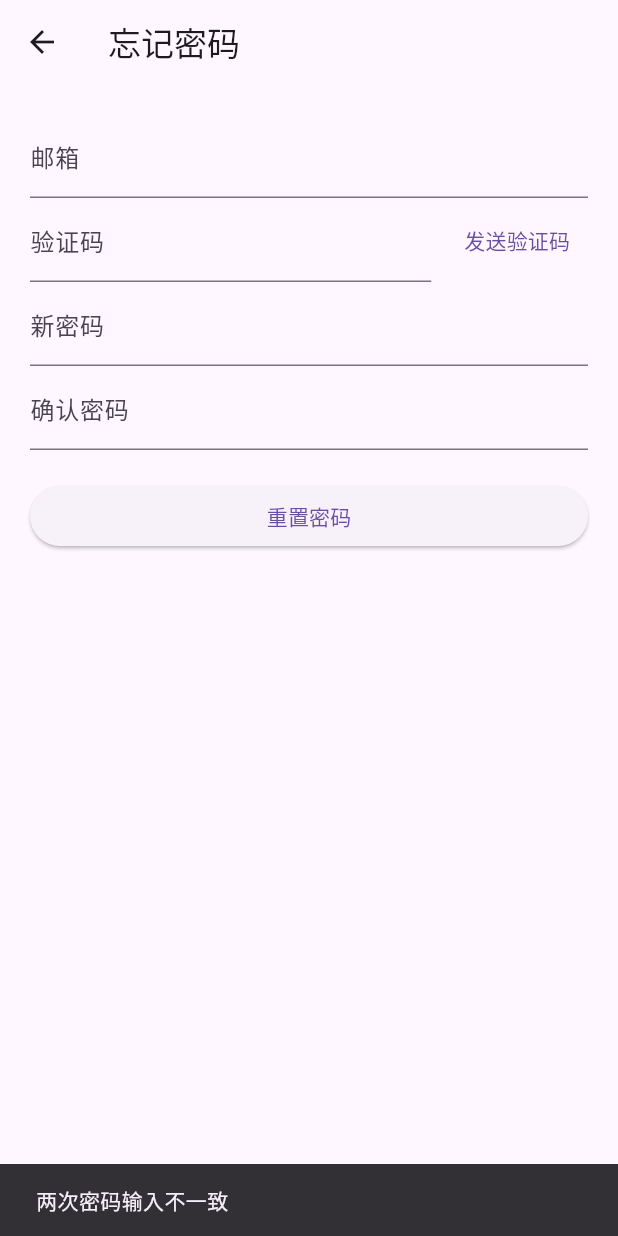
After one commit to MinHsm/s25_module_b, a Flutter app: the ForgotPasswordPage screen opened directly, after a tap on "重置密码", on a phone screen of 412 x 824 dp. The commit adds this screen. Run offline on Flutter 3.47's test engine with Material 3 defaults, Android fonts, the light colour scheme and no system bars; our stand-ins replace carousel_slider, image_picker, share_plus, shared_preferences; missing offline and left inert: mobile_scanner; accounts and stored records are empty.

Commit message:
忘记密码

```diff
--- /dev/null
+++ b/lib/pages/ForgotPasswordPage.dart
@@ -0,0 +1,149 @@
+import 'dart:async';
+import 'dart:math';
+
+import 'package:flutter/material.dart';
+import 'package:shared_preferences/shared_preferences.dart';
+import 'dart:convert';
+import '../module/data.dart'; // 你的 User 定义
+
+class ForgotPasswordPage extends StatefulWidget {
+  const ForgotPasswordPage({super.key});
+
+  @override
+  State<ForgotPasswordPage> createState() => _ForgotPasswordPageState();
+}
+
+class _ForgotPasswordPageState extends State<ForgotPasswordPage> {
+  String _email = '', _code = '', _newPwd = '', _confirmPwd = '';
+  String _generatedCode = '';
+  Timer? _timer;
+  int _countdown = 0;
+  DateTime? _codeExpireTime;
+
+  final _emailRegex = RegExp(r'^[\w-\.]+@([\w-]+\.)+[\w-]{2,4}$');
+
+  final _emailController = TextEditingController();
+  final _codeController = TextEditingController();
+  final _pwdController = TextEditingController();
+  final _confirmController = TextEditingController();
+
+  @override
+  void dispose() {
+    _timer?.cancel();
+    _emailController.dispose();
+    _codeController.dispose();
+    _pwdController.dispose();
+    _confirmController.dispose();
+    super.dispose();
+  }
+
+  String _generateCode() {
+    final random = Random();
+    return List.generate(6, (_) => random.nextInt(10)).join();
+  }
+
+  Future<void> _sendCode() async {
+    if (!_emailRegex.hasMatch(_email)) {
+      _showMessage('请输入有效的邮箱');
+      return;
+    }
+
+    final users = await UserService.loadUsers();
+    if (!users.any((u) => u['email'] == _email)) {
+      _showMessage('该邮箱未注册');
+      return;
+    }
+
+    _generatedCode = _generateCode();
+    _codeExpireTime = DateTime.now().add(Duration(minutes: 5));
+
+    _showMessage('验证码已发送（测试用：$_generatedCode）');
+    setState(() => _countdown = 60);
+
+    _timer = Timer.periodic(Duration(seconds: 1), (timer) {
+      setState(() => _countdown--);
+      if (_countdown <= 0) timer.cancel();
+    });
+  }
+
+  void _resetPassword() async {
+    if (_code != _generatedCode || DateTime.now().isAfter(_codeExpireTime ?? DateTime.now())) {
+      _showMessage('验证码错误或已过期');
+      return;
+    }
+
+    if (_newPwd.isEmpty || _newPwd != _confirmPwd) {
+      _showMessage('两次密码输入不一致');
+      return;
+    }
+
+    final prefs = await SharedPreferences.getInstance();
+    final users = await UserService.loadUsers();
+
+    final index = users.indexWhere((u) => u['email'] == _email);
+    if (index == -1) {
+      _showMessage('用户不存在');
+      return;
+    }
+
+    users[index]['password'] = _newPwd;
+    await prefs.setString(UserService.userKey, jsonEncode(users));
+
+    _showMessage('密码重置成功');
+    Navigator.pop(context); // 返回登录页
+  }
+
+  void _showMessage(String msg) {
+    ScaffoldMessenger.of(context).showSnackBar(SnackBar(content: Text(msg)));
+  }
+
+  @override
+  Widget build(BuildContext context) {
+    return Scaffold(
+      appBar: AppBar(title: const Text('忘记密码')),
+      body: Padding(
+        padding: const EdgeInsets.all(20),
+        child: ListView(children: [
+          TextField(
+            controller: _emailController,
+            decoration: InputDecoration(labelText: '邮箱'),
+            onChanged: (v) => _email = v,
+          ),
+          Row(
+            children: [
+              Expanded(
+                child: TextField(
+                  controller: _codeController,
+                  decoration: InputDecoration(labelText: '验证码'),
+                  onChanged: (v) => _code = v,
+                ),
+              ),
+              SizedBox(width: 10),
+              TextButton(
+                onPressed: _countdown > 0 ? null : _sendCode,
+                child: Text(_countdown > 0 ? '$_countdown 秒' : '发送验证码'),
+              )
+            ],
+          ),
+          TextField(
+            controller: _pwdController,
+            obscureText: true,
+            decoration: InputDecoration(labelText: '新密码'),
+            onChanged: (v) => _newPwd = v,
+          ),
+          TextField(
+            controller: _confirmController,
+            obscureText: true,
+            decoration: InputDecoration(labelText: '确认密码'),
+            onChanged: (v) => _confirmPwd = v,
+          ),
+          SizedBox(height: 20),
+          ElevatedButton(
+            onPressed: _resetPassword,
+            child: Text('重置密码'),
+          )
+        ]),
+      ),
+    );
+  }
+}
```
Also changed, not shown: lib/module/data.dart (+6 -6 lines), lib/pages/LoginPage.dart (+13 -4 lines).
